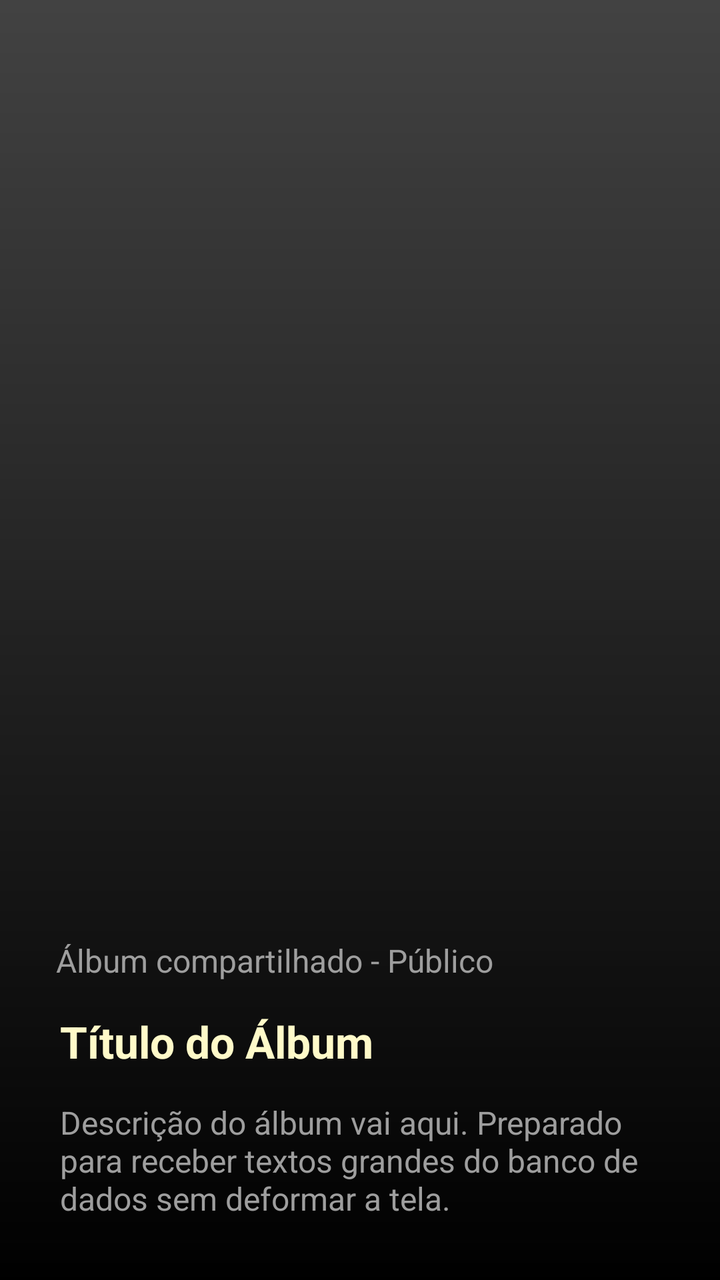
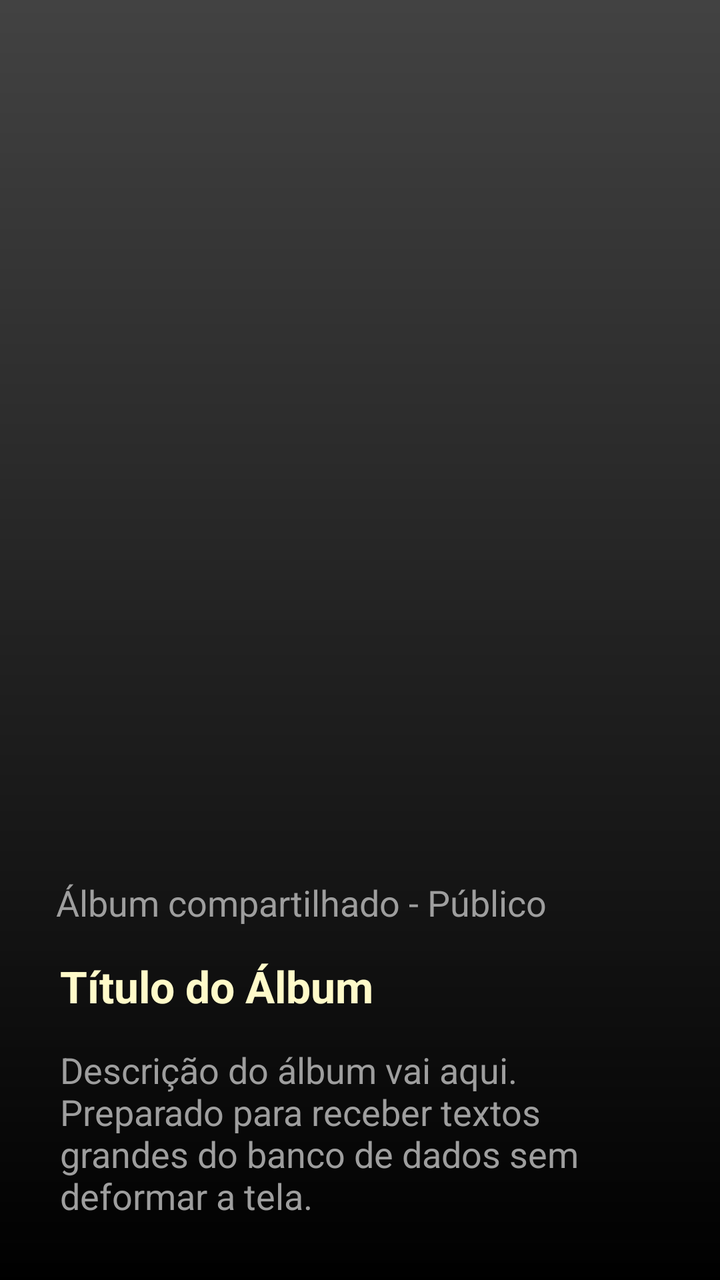

Compare the two renders of this Android layout. The source of the first and the diff that turns it into the second are given below.
<!-- AndroidManifest.xml: application theme Theme.Monaly -->
<!-- res/layout/item_album_carousel.xml -->
<?xml version="1.0" encoding="utf-8"?>
<androidx.constraintlayout.widget.ConstraintLayout xmlns:android="http://schemas.android.com/apk/res/android"
    xmlns:app="http://schemas.android.com/apk/res-auto"
    xmlns:tools="http://schemas.android.com/tools"
    android:layout_width="match_parent"
    android:layout_height="match_parent">

    

    

    

    
    <ImageView
        android:id="@+id/imageAlbumCover"
        android:layout_width="0dp"
        android:layout_height="0dp"
        android:scaleType="centerCrop"
        android:src="@color/gray_dark"
        app:layout_constraintBottom_toBottomOf="parent"
        app:layout_constraintEnd_toEndOf="parent"
        app:layout_constraintHorizontal_bias="1.0"
        app:layout_constraintStart_toStartOf="parent"
        app:layout_constraintTop_toTopOf="parent"
        app:layout_constraintVertical_bias="0.0" />

    <View
        android:layout_width="0dp"
        android:layout_height="0dp"
        android:background="@drawable/bg_gradient_black"
        app:layout_constraintBottom_toBottomOf="parent"
        app:layout_constraintEnd_toEndOf="parent"
        app:layout_constraintHorizontal_bias="1.0"
        app:layout_constraintStart_toStartOf="parent"
        app:layout_constraintTop_toTopOf="parent" />

    <TextView
        android:id="@+id/textAlbumTag"
        android:layout_width="wrap_content"
        android:layout_height="wrap_content"
        android:layout_marginStart="28dp"
        android:layout_marginBottom="15dp"
        android:text="Álbum compartilhado - Público"
        android:textColor="@color/gray_medium"
        android:textSize="16sp"
        app:layout_constraintBottom_toTopOf="@+id/textAlbumTitle"
        app:layout_constraintStart_toStartOf="parent" />

    <TextView
        android:id="@+id/textAlbumDescription"
        android:layout_width="0dp"
        android:layout_height="wrap_content"
        android:layout_marginStart="30dp"
        android:layout_marginEnd="30dp"
        android:layout_marginBottom="30dp"
        android:ellipsize="end"
        android:maxLines="4"
        android:text="Descrição do álbum vai aqui. Preparado para receber textos grandes do banco de dados sem deformar a tela."
        android:textColor="@color/gray_medium"
        android:textSize="16sp"
        app:layout_constraintBottom_toBottomOf="parent"
        app:layout_constraintEnd_toEndOf="parent"
        app:layout_constraintStart_toStartOf="parent" />

    
    <TextView
        android:id="@+id/textAlbumTitle"
        android:layout_width="0dp"
        android:layout_height="wrap_content"
        android:layout_marginStart="30dp"
        android:layout_marginEnd="30dp"
        android:layout_marginBottom="15dp"
        android:text="Título do Álbum"
        android:textColor="@color/bage_neutral"
        android:textSize="22sp"
        android:textStyle="bold"
        app:layout_constraintBottom_toTopOf="@+id/textAlbumDescription"
        app:layout_constraintEnd_toEndOf="parent"
        app:layout_constraintStart_toStartOf="parent" />

</androidx.constraintlayout.widget.ConstraintLayout>
<!-- resources referenced by this layout -->
<resources>
  <color name="bage_neutral">#FFFAC9</color>
  <color name="gray_dark">#424242</color>
  <color name="gray_medium">#9E9E9E</color>
  <!-- drawable bg_gradient_black (drawable) -->
  <?xml version="1.0" encoding="utf-8"?>
  <shape xmlns:android="http://schemas.android.com/apk/res/android"
  
      android:shape="rectangle">
  
      <gradient
  
          android:angle="90"
          android:startColor="@color/black"
          android:endColor="#00000000"
          android:type="linear"/>
  
  </shape>
  <style name="Theme.Monaly" parent="Base.Theme.Monaly" />
  <color name="black">#000000</color>
  <style name="Base.Theme.Monaly" parent="Theme.Material3.DayNight.NoActionBar">
  
  
          
          
  
  
          
          <item name="android:navigationBarColor">@color/black</item>
  
  
      </style>
</resources>

<!-- the commit's change to res/layout/item_album_carousel.xml (unified diff, before → after) -->
@@ -43,7 +43,7 @@
         android:layout_marginBottom="15dp"
         android:text="Álbum compartilhado - Público"
         android:textColor="@color/gray_medium"
-        android:textSize="16sp"
+        android:textSize="18sp"
         app:layout_constraintBottom_toTopOf="@+id/textAlbumTitle"
         app:layout_constraintStart_toStartOf="parent" />
 
@@ -58,7 +58,7 @@
         android:maxLines="4"
         android:text="Descrição do álbum vai aqui. Preparado para receber textos grandes do banco de dados sem deformar a tela."
         android:textColor="@color/gray_medium"
-        android:textSize="16sp"
+        android:textSize="18sp"
         app:layout_constraintBottom_toBottomOf="parent"
         app:layout_constraintEnd_toEndOf="parent"
         app:layout_constraintStart_toStartOf="parent" />
